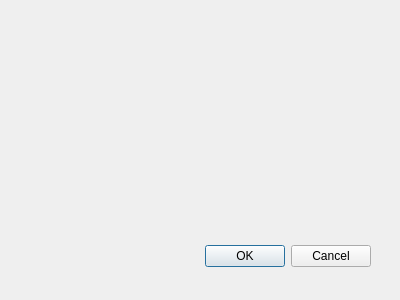
The window that dialog.ui (JuliaAlanne/PROJETO---U3) describes before a commit, drawn with Qt 5.
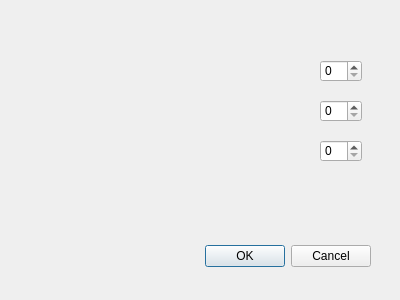
The same window after the commit.

```diff
--- a/dialog.ui
+++ b/dialog.ui
@@ -31,6 +31,36 @@
     <set>QDialogButtonBox::Cancel|QDialogButtonBox::Ok</set>
    </property>
   </widget>
+  <widget class="QSpinBox" name="spinBoxLinhas">
+   <property name="geometry">
+    <rect>
+     <x>320</x>
+     <y>60</y>
+     <width>42</width>
+     <height>22</height>
+    </rect>
+   </property>
+  </widget>
+  <widget class="QSpinBox" name="spinBoxColunas">
+   <property name="geometry">
+    <rect>
+     <x>320</x>
+     <y>100</y>
+     <width>42</width>
+     <height>22</height>
+    </rect>
+   </property>
+  </widget>
+  <widget class="QSpinBox" name="spinBoxPlanos">
+   <property name="geometry">
+    <rect>
+     <x>320</x>
+     <y>140</y>
+     <width>42</width>
+     <height>22</height>
+    </rect>
+   </property>
+  </widget>
  </widget>
  <pixmapfunction></pixmapfunction>
  <resources/>
```
Left out of the diff: 30 changed lines with no effect on the pictures.
